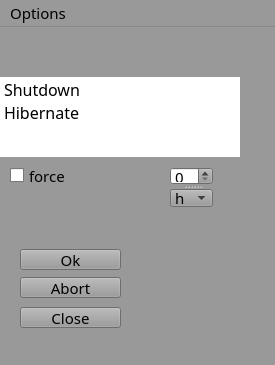
The window that mainwindow.ui (kolesnykanton/shutdownApp) describes before a commit, drawn with Qt 5.
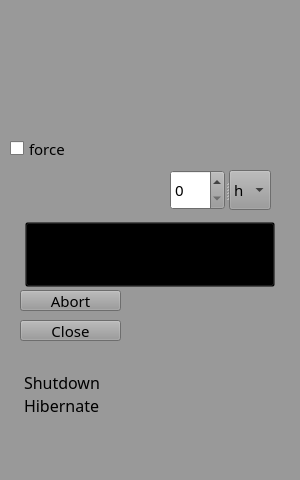
The same window after the commit. Icons and pictures are not drawn.

Commit message: сделал фон

```diff
--- a/mainwindow.ui
+++ b/mainwindow.ui
@@ -6,10 +6,22 @@
    <rect>
     <x>0</x>
     <y>0</y>
-    <width>275</width>
-    <height>365</height>
+    <width>300</width>
+    <height>480</height>
    </rect>
   </property>
+  <property name="minimumSize">
+   <size>
+    <width>300</width>
+    <height>480</height>
+   </size>
+  </property>
+  <property name="maximumSize">
+   <size>
+    <width>300</width>
+    <height>480</height>
+   </size>
+  </property>
   <property name="palette">
    <palette>
     <active>
@@ -168,6 +180,10 @@
    <string/>
   </property>
   <widget class="QWidget" name="centralWidget">
+   <property name="styleSheet">
+    <string notr="true">.QWidget {background-image: url(:/C:/Users/Oswin_Oswald/Desktop/qt resouce/backgr.png);}
+</string>
+   </property>
    <widget class="QCheckBox" name="checkBoxForce">
     <property name="geometry">
      <rect>
@@ -187,8 +203,8 @@
    <widget class="QListWidget" name="listWidget">
     <property name="geometry">
      <rect>
-      <x>0</x>
-      <y>50</y>
+      <x>20</x>
+      <y>370</y>
       <width>241</width>
       <height>81</height>
      </rect>
@@ -205,6 +221,15 @@
          </color>
         </brush>
        </colorrole>
+       <colorrole role="Button">
+        <brush brushstyle="SolidPattern">
+         <color alpha="0">
+          <red>0</red>
+          <green>0</green>
+          <blue>0</blue>
+         </color>
+        </brush>
+       </colorrole>
        <colorrole role="Midlight">
         <brush brushstyle="SolidPattern">
          <color alpha="255">
@@ -250,6 +275,24 @@
          </color>
         </brush>
        </colorrole>
+       <colorrole role="Base">
+        <brush brushstyle="NoBrush">
+         <color alpha="255">
+          <red>0</red>
+          <green>0</green>
+          <blue>0</blue>
+         </color>
+        </brush>
+       </colorrole>
+       <colorrole role="Window">
+        <brush brushstyle="SolidPattern">
+         <color alpha="0">
+          <red>0</red>
+          <green>0</green>
+          <blue>0</blue>
+         </color>
+        </brush>
+       </colorrole>
       </active>
       <inactive>
        <colorrole role="WindowText">
@@ -261,6 +304,15 @@
          </color>
         </brush>
        </colorrole>
+       <colorrole role="Button">
+        <brush brushstyle="SolidPattern">
+         <color alpha="0">
+          <red>0</red>
+          <green>0</green>
+          <blue>0</blue>
+         </color>
+        </brush>
+       </colorrole>
        <colorrole role="Midlight">
         <brush brushstyle="SolidPattern">
          <color alpha="255">
@@ -306,6 +358,24 @@
          </color>
         </brush>
        </colorrole>
+       <colorrole role="Base">
+        <brush brushstyle="NoBrush">
+         <color alpha="255">
+          <red>0</red>
+          <green>0</green>
+          <blue>0</blue>
+         </color>
+        </brush>
+       </colorrole>
+       <colorrole role="Window">
+        <brush brushstyle="SolidPattern">
+         <color alpha="0">
+          <red>0</red>
+          <green>0</green>
+          <blue>0</blue>
+         </color>
+        </brush>
+       </colorrole>
       </inactive>
       <disabled>
        <colorrole role="WindowText">
@@ -317,6 +387,15 @@
          </color>
         </brush>
        </colorrole>
+       <colorrole role="Button">
+        <brush brushstyle="SolidPattern">
+         <color alpha="0">
+          <red>0</red>
+          <green>0</green>
+          <blue>0</blue>
+         </color>
+        </brush>
+       </colorrole>
        <colorrole role="Midlight">
         <brush brushstyle="SolidPattern">
          <color alpha="255">
@@ -362,6 +441,24 @@
          </color>
         </brush>
        </colorrole>
+       <colorrole role="Base">
+        <brush brushstyle="NoBrush">
+         <color alpha="255">
+          <red>0</red>
+          <green>0</green>
+          <blue>0</blue>
+         </color>
+        </brush>
+       </colorrole>
+       <colorrole role="Window">
+        <brush brushstyle="SolidPattern">
+         <color alpha="0">
+          <red>0</red>
+          <green>0</green>
+          <blue>0</blue>
+         </color>
+        </brush>
+       </colorrole>
       </disabled>
      </palette>
     </property>
@@ -377,6 +474,10 @@
     <property name="autoFillBackground">
      <bool>true</bool>
     </property>
+    <property name="styleSheet">
+     <string notr="true">.QListWidget {background: transparent;}
+</string>
+    </property>
     <property name="frameShape">
      <enum>QFrame::Panel</enum>
     </property>
@@ -407,13 +508,31 @@
     <property name="geometry">
      <rect>
       <x>170</x>
-      <y>140</y>
-      <width>43</width>
+      <y>170</y>
+      <width>101</width>
       <height>40</height>
      </rect>
     </property>
+    <property name="sizePolicy">
+     <sizepolicy hsizetype="Fixed" vsizetype="Fixed">
+      <horstretch>0</horstretch>
+      <verstretch>0</verstretch>
+     </sizepolicy>
+    </property>
+    <property name="cursor">
+     <cursorShape>ArrowCursor</cursorShape>
+    </property>
+    <property name="contextMenuPolicy">
+     <enum>Qt::PreventContextMenu</enum>
+    </property>
+    <property name="frameShadow">
+     <enum>QFrame::Plain</enum>
+    </property>
+    <property name="lineWidth">
+     <number>6</number>
+    </property>
     <property name="orientation">
-     <enum>Qt::Vertical</enum>
+     <enum>Qt::Horizontal</enum>
     </property>
     <widget class="QSpinBox" name="spinBox">
      <property name="maximum">
@@ -445,7 +564,7 @@
     <property name="geometry">
      <rect>
       <x>20</x>
-      <y>280</y>
+      <y>320</y>
       <width>101</width>
       <height>21</height>
      </rect>
@@ -457,21 +576,31 @@
    <widget class="QPushButton" name="okButton">
     <property name="geometry">
      <rect>
-      <x>20</x>
+      <x>25</x>
       <y>222</y>
-      <width>101</width>
-      <height>21</height>
+      <width>250</width>
+      <height>65</height>
      </rect>
     </property>
+    <property name="font">
+     <font>
+      <family>Akrobat</family>
+      <pointsize>22</pointsize>
+     </font>
+    </property>
+    <property name="styleSheet">
+     <string notr="true">QPushButton {background: transparent; 
+border-image: url(:/C:/Users/Oswin_Oswald/Desktop/qt resouce/but02.png);}</string>
+    </property>
     <property name="text">
-     <string>Ok</string>
+     <string/>
     </property>
    </widget>
    <widget class="QPushButton" name="abortButton">
     <property name="geometry">
      <rect>
       <x>20</x>
-      <y>250</y>
+      <y>290</y>
       <width>101</width>
       <height>21</height>
      </rect>
@@ -481,33 +610,6 @@
     </property>
    </widget>
   </widget>
-  <widget class="QMenuBar" name="menuBar">
-   <property name="geometry">
-    <rect>
-     <x>0</x>
-     <y>0</y>
-     <width>275</width>
-     <height>21</height>
-    </rect>
-   </property>
-   <widget class="QMenu" name="menuOptions">
-    <property name="sizePolicy">
-     <sizepolicy hsizetype="Preferred" vsizetype="Preferred">
-      <horstretch>0</horstretch>
-      <verstretch>0</verstretch>
-     </sizepolicy>
-    </property>
-    <property name="layoutDirection">
-     <enum>Qt::RightToLeft</enum>
-    </property>
-    <property name="title">
-     <string>Options</string>
-    </property>
-    <addaction name="actionHelp"/>
-    <addaction name="actionAbout"/>
-   </widget>
-   <addaction name="menuOptions"/>
-  </widget>
   <action name="actionHelp">
    <property name="checkable">
     <bool>false</bool>
```
Left out of the diff: 3 changed lines with no effect on the pictures. The commit also changes 2 other files.
